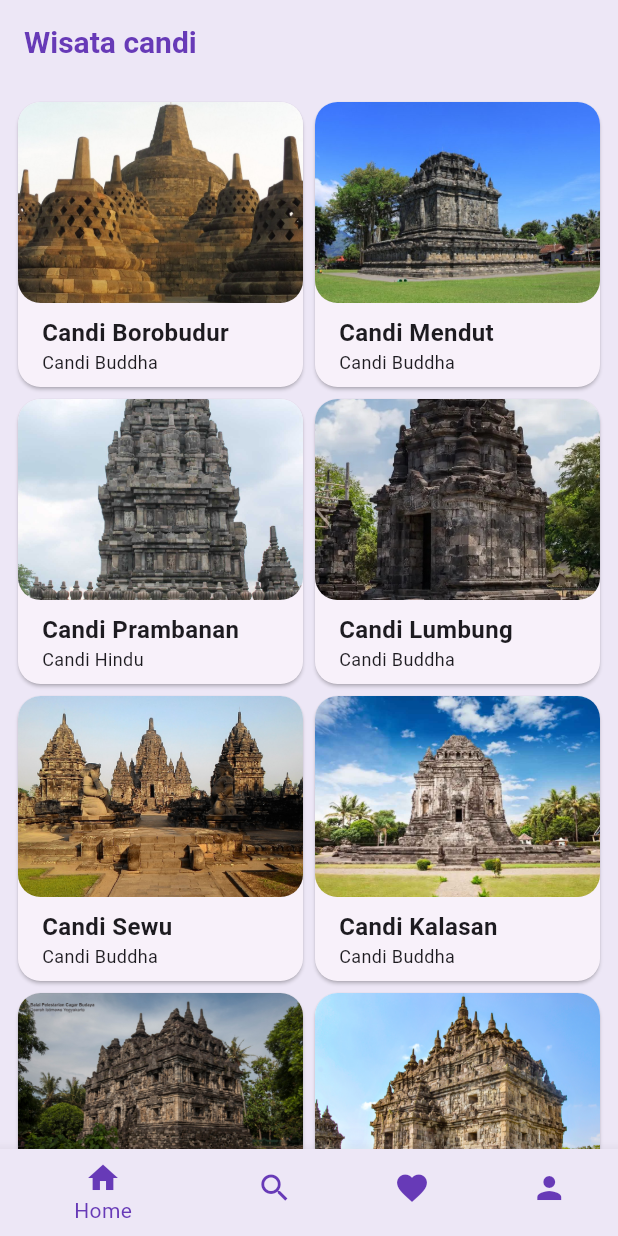
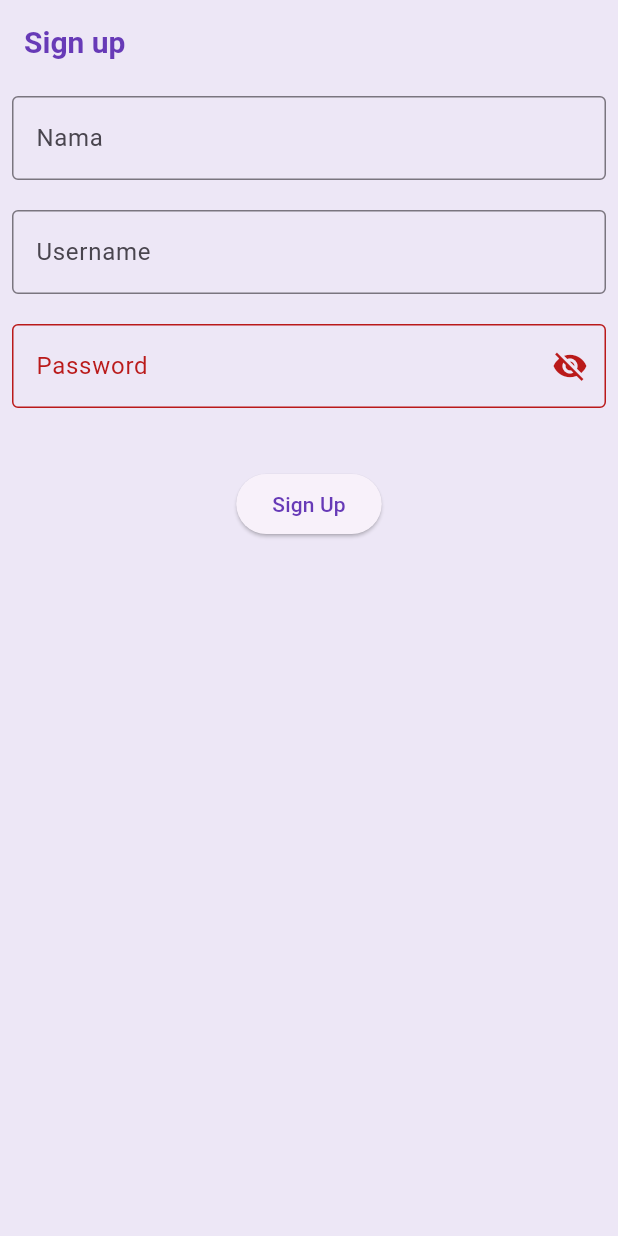
Before and after one commit to Abeldee/prj_wisatacandisi51, a Flutter app: the screen it shows after launch, on a phone screen of 412 x 824 dp. Run offline on Flutter 3.47's test engine with Material 2 defaults, Android fonts, the phone set to English and light mode, and no system bars.

Commit message:
Validasi Password (bagian routing masih belum selesaii)

```diff
--- a/lib/main.dart
+++ b/lib/main.dart
@@ -7,6 +7,7 @@ import 'package:prj_wisatacandisi51/widgets/home_screen.dart';
 import 'package:prj_wisatacandisi51/widgets/profile_screen.dart';
 import 'package:prj_wisatacandisi51/widgets/search_screen.dart';
 import 'package:prj_wisatacandisi51/widgets/signIn_screen.dart';
+import 'package:prj_wisatacandisi51/widgets/signUp_screen.dart';
 
 void main() {
   runApp(const MyApp());
@@ -40,7 +41,7 @@ class _MyAppState extends State<MyApp> {
         ),
         useMaterial3: true,
       ),
-      home: MainScreen(),
+      home: SignUpScreen(),
       //HomeScreen()
       //SearchScreen(),
       //SignInScreen()
--- /dev/null
+++ b/lib/widgets/signUp_screen.dart
@@ -0,0 +1,118 @@
+import 'package:flutter/material.dart';
+
+class SignUpScreen extends StatefulWidget {
+  const SignUpScreen({super.key});
+
+  @override
+  State<SignUpScreen> createState() => _SignUpScreenState();
+}
+
+class _SignUpScreenState extends State<SignUpScreen> {
+  final TextEditingController _nameController = TextEditingController();
+  final TextEditingController _usernameController = TextEditingController();
+  final TextEditingController _passwordController = TextEditingController();
+
+  String _errorText = ' ';
+
+  bool _obscurePassword = true;
+
+  //TODO 1 : Membuat Fungsi _signUp
+  void _signUp() {
+    final String name = _nameController.text.trim();
+    final String username = _usernameController.text.trim();
+    final String password = _passwordController.text.trim();
+
+    if (password.length < 8 ||
+        !password.contains(RegExp(r'[A-Z]')) ||
+        !password.contains(RegExp(r'[a-z]')) ||
+        !password.contains(RegExp(r'[0-9]')) ||
+        !password.contains(RegExp(r'[!@#$%^&*()-_,.?":;|<>]'))) {
+      setState(() {
+        _errorText =
+            'Minimal 8 Karakter, Kombinasi [A-Z], Kombinasi [a-z], [0-9], !@#%^&*()-_,.?":;|<>]';
+      });
+      return;
+
+      print('*** Sign Up Berhasil!');
+      print('Nama : $name');
+      print('Nama Pengguna : $username');
+      print('Password : $password');
+    }
+  }
+
+  //TODO 2 : Membuat Fungsi dispose
+  @override
+  void dispose() {
+    //TODO: Implement Dispose
+    super.dispose();
+  }
+
+  @override
+  Widget build(BuildContext context) {
+    return Scaffold(
+      appBar: AppBar(
+        title: const Text('Sign up'),
+      ),
+      body: SingleChildScrollView(
+        child: Padding(
+          padding: const EdgeInsets.all(8.0),
+          child: Form(
+            child: Column(
+              crossAxisAlignment: CrossAxisAlignment.center,
+              mainAxisAlignment: MainAxisAlignment.center,
+              children: [
+                TextFormField(
+                  controller: _nameController,
+                  decoration: InputDecoration(
+                    labelText: "Nama",
+                    border: OutlineInputBorder(),
+                  ),
+                ),
+                SizedBox(
+                  height: 20,
+                ),
+                TextFormField(
+                  controller: _usernameController,
+                  decoration: InputDecoration(
+                    labelText: "Username",
+                    border: OutlineInputBorder(),
+                  ),
+                ),
+                SizedBox(
+                  height: 20,
+                ),
+                TextFormField(
+                  controller: _passwordController,
+                  decoration: InputDecoration(
+                    labelText: "Password",
+                    border: OutlineInputBorder(),
+                    errorText: _errorText.isNotEmpty ? _errorText : null,
+                    suffixIcon: IconButton(
+                      onPressed: () {
+                        setState(() {
+                          _obscurePassword = !_obscurePassword;
+                        });
+                      },
+                      icon: Icon(_obscurePassword
+                          ? Icons.visibility_off
+                          : Icons.visibility),
+                    ),
+                  ),
+                  obscureText: _obscurePassword,
+                ),
+                const SizedBox(
+                  height: 20,
+                ),
+                ElevatedButton(
+                    onPressed: () {
+                      _signUp();
+                    },
+                    child: const Text('Sign Up')),
+              ],
+            ),
+          ),
+        ),
+      ),
+    );
+  }
+}
```
